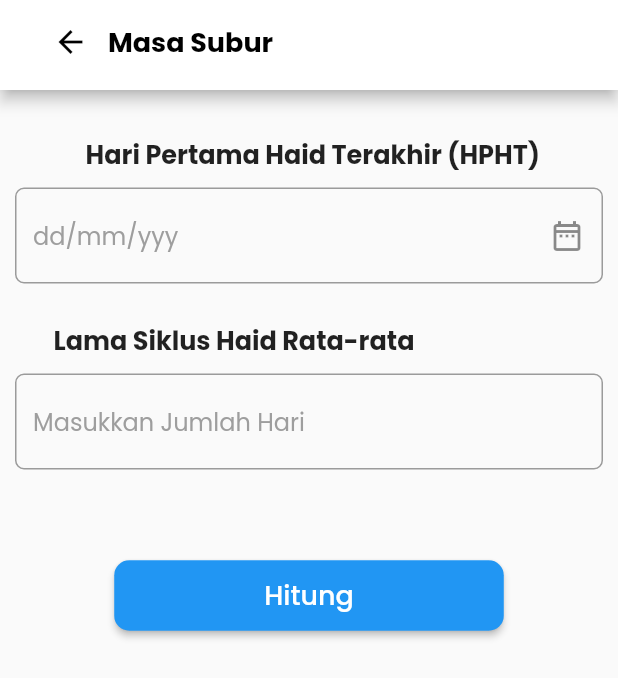
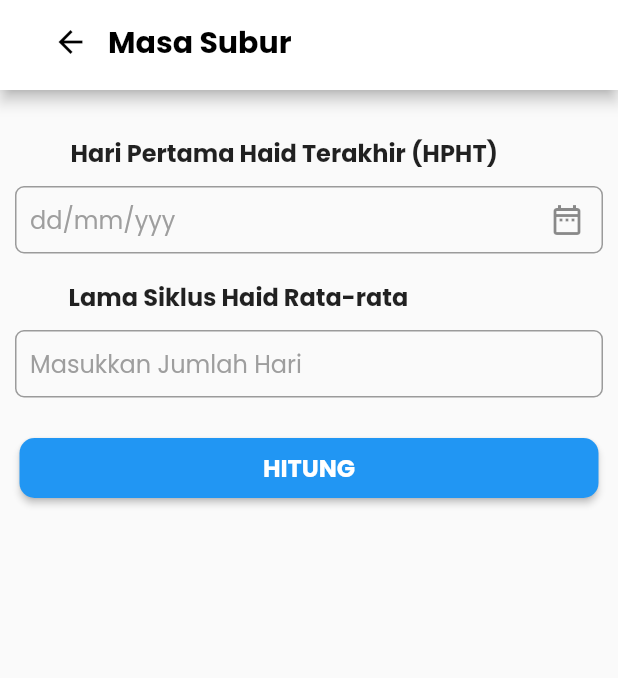
Before and after one commit to abelananta8602/project_masasubur, a Flutter app: the screen it shows after launch, on a phone screen of 412 x 824 dp. Shown: the top 678 px of the screen. Run offline on Flutter 3.47's test engine with Material 2 defaults, Android fonts, the phone set to English and light mode, and no system bars; our stand-ins replace google_fonts.

Commit message:
mengatur height dan font size

```diff
--- a/lib/main.dart
+++ b/lib/main.dart
@@ -31,7 +31,7 @@ class _MyAppState extends State<MyApp> {
               "Masa Subur",
               style: GoogleFonts.poppins(
                 color: Colors.black,
-                fontSize: 18,
+                fontSize: 20,
                 fontWeight: FontWeight.bold,
               ),
             ),
@@ -41,14 +41,15 @@ class _MyAppState extends State<MyApp> {
           child: Column(
             children: [
               Container(
-                margin: EdgeInsets.fromLTRB(5, 30, 0, 0),
+                margin: EdgeInsets.fromLTRB(7, 30, 40, 0),
                 child: Text(
                   "Hari Pertama Haid Terakhir (HPHT)",
                   style: GoogleFonts.poppins(
-                      fontSize: 17, fontWeight: FontWeight.bold),
+                      fontSize: 16, fontWeight: FontWeight.bold),
                 ),
               ),
               Container(
+                height: 45,
                 margin: EdgeInsets.all(10),
                 child: TextField(
                   decoration: InputDecoration(
@@ -56,20 +57,25 @@ class _MyAppState extends State<MyApp> {
                       borderRadius: BorderRadius.circular(6),
                     ),
                     hintText: 'dd/mm/yyy',
-                    hintStyle: GoogleFonts.poppins(color: Colors.grey),
+                    hintStyle:
+                        GoogleFonts.poppins(color: Colors.grey, fontSize: 16),
+                    contentPadding: EdgeInsets.fromLTRB(10, 6, 5, 5),
                     suffixIcon: Icon(Icons.date_range_outlined),
                   ),
                 ),
               ),
               Container(
-                margin: EdgeInsets.fromLTRB(0, 15, 100, 0),
+                margin: EdgeInsets.fromLTRB(6, 7, 100, 0),
                 child: Text(
                   "Lama Siklus Haid Rata-rata",
                   style: GoogleFonts.poppins(
-                      fontSize: 17, fontWeight: FontWeight.bold),
+                    fontSize: 16,
+                    fontWeight: FontWeight.bold,
+                  ),
                 ),
               ),
               Container(
+                height: 45,
                 margin: EdgeInsets.all(10),
                 child: TextField(
                   decoration: InputDecoration(
@@ -77,22 +83,24 @@ class _MyAppState extends State<MyApp> {
                         borderRadius: BorderRadius.circular(6),
                       ),
                       hintText: 'Masukkan Jumlah Hari',
-                      hintStyle: GoogleFonts.poppins(color: Colors.grey)),
+                      hintStyle: GoogleFonts.poppins(color: Colors.grey),
+                      contentPadding: EdgeInsets.fromLTRB(10, 6, 5, 5)),
                 ),
               ),
               Container(
-                margin: EdgeInsets.fromLTRB(50, 50, 50, 100),
+                margin: EdgeInsets.all(13),
                 child: ElevatedButton(
                   style: ElevatedButton.styleFrom(
-                      padding: EdgeInsets.fromLTRB(100, 10, 100, 10),
-                      shape: new RoundedRectangleBorder(
-                          borderRadius: BorderRadius.circular(10))),
+                    minimumSize: const Size(450, 40),
+                    shape: new RoundedRectangleBorder(
+                      borderRadius: BorderRadius.circular(10),
+                    ),
+                  ),
                   onPressed: () {},
                   child: Text(
-                    "Hitung",
+                    "HITUNG",
                     style: GoogleFonts.poppins(
-                      fontSize: 18,
-                    ),
+                        fontSize: 16, fontWeight: FontWeight.w700),
                   ),
                 ),
               ),
```
